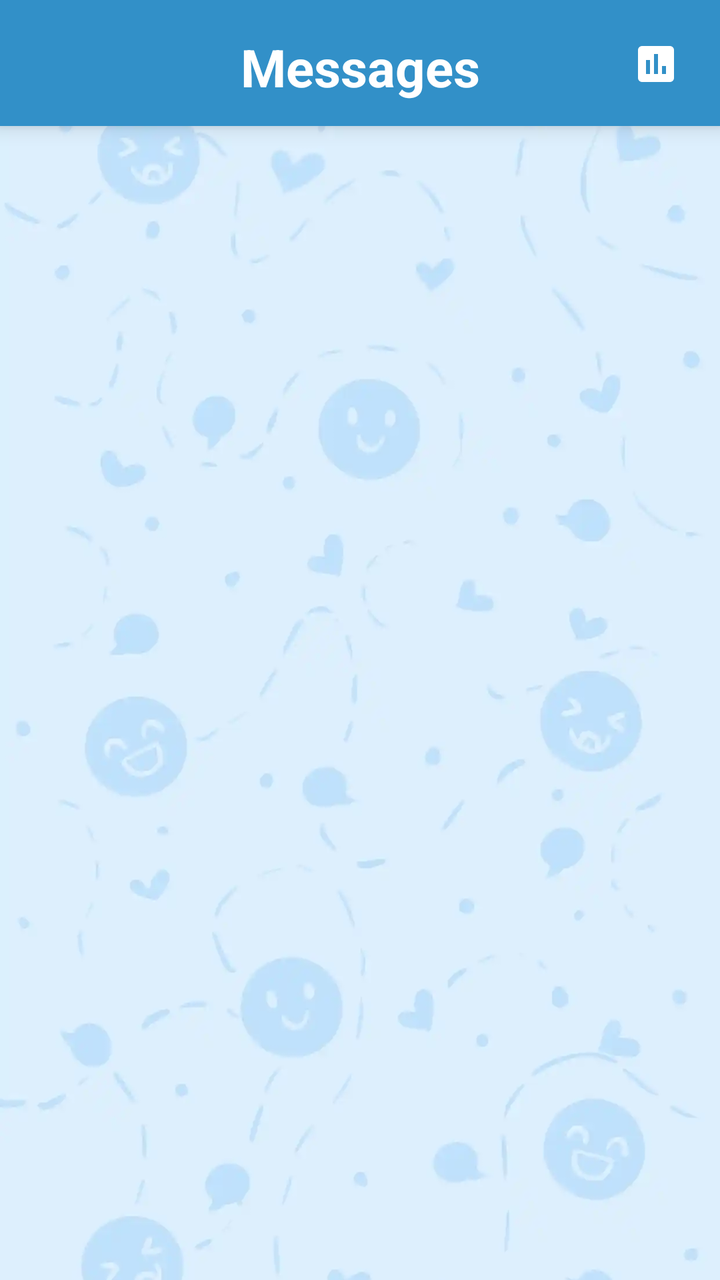
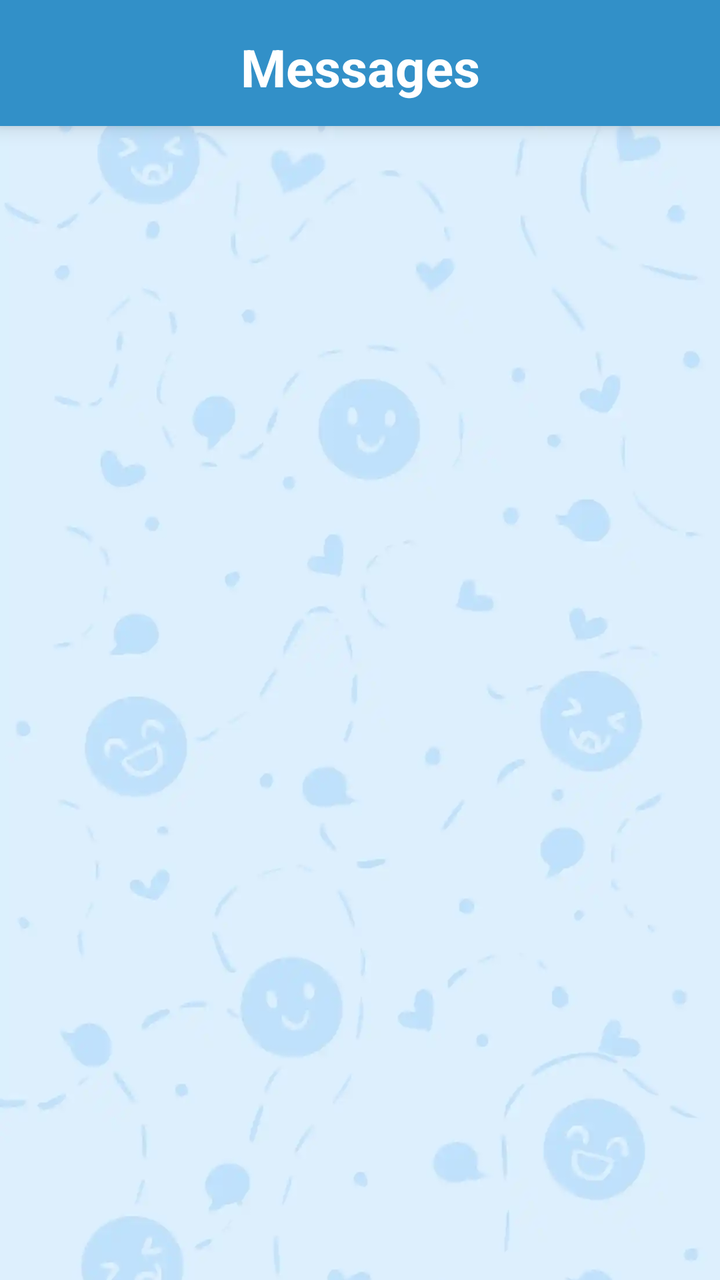

An Android layout rendered at two revisions. The XML below is the earlier revision; the diff shows what the commit changed to produce the second picture.
<!-- AndroidManifest.xml: application theme Theme.BetweenUs -->
<!-- res/layout/fragment_chat_list.xml -->
<?xml version="1.0" encoding="utf-8"?>
<androidx.constraintlayout.widget.ConstraintLayout xmlns:android="http://schemas.android.com/apk/res/android"
    xmlns:app="http://schemas.android.com/apk/res-auto"
    android:layout_width="match_parent"
    android:layout_height="match_parent"
    android:background="@color/white">
    <ImageView
        android:id="@+id/bgImage"
        android:layout_width="0dp"
        android:layout_height="0dp"
        android:scaleType="centerCrop"
        android:src="@drawable/bg"
        app:layout_constraintBottom_toBottomOf="parent"
        app:layout_constraintEnd_toEndOf="parent"
        app:layout_constraintStart_toStartOf="parent"
        app:layout_constraintTop_toTopOf="parent" />

    <ImageButton
        android:id="@+id/btn_generate_report"
        android:layout_width="64dp"
        android:layout_height="64dp"
        android:src="@drawable/stats_btn"
        android:background="@android:color/transparent"
        android:elevation="8dp"
        app:layout_constraintTop_toTopOf="parent"
        app:layout_constraintEnd_toEndOf="parent"
        app:tint="@color/white" />

    <TextView
        android:id="@+id/toolbar"
        android:layout_width="0dp"
        android:layout_height="wrap_content"
        android:text="Messages"
        android:textSize="26sp"
        android:textStyle="bold"
        android:gravity="center"
        android:paddingTop="16dp"
        android:paddingBottom="12dp"
        android:background="#3290c8"
        android:textColor="@color/white"
        android:elevation="6dp"
        app:layout_constraintTop_toTopOf="parent"
        app:layout_constraintStart_toStartOf="parent"
        app:layout_constraintEnd_toEndOf="parent"/>

    <androidx.recyclerview.widget.RecyclerView
        android:id="@+id/chatListRecyclerView"
        android:layout_width="match_parent"
        android:layout_height="0dp"
        app:layout_constraintBottom_toBottomOf="parent"
        app:layout_constraintTop_toBottomOf="@id/toolbar" />

</androidx.constraintlayout.widget.ConstraintLayout>
<!-- resources referenced by this layout -->
<resources>
  <color name="white">#FFFFFFFF</color>
  <!-- drawable bg: webp bitmap (drawable, 16506 bytes) -->
  <!-- drawable stats_btn (drawable) -->
  <vector xmlns:android="http://schemas.android.com/apk/res/android"
      android:width="24dp"
      android:height="24dp"
      android:viewportWidth="960"
      android:viewportHeight="960">
    <path
        android:pathData="M280,680h80v-280h-80v280ZM440,680h80v-400h-80v400ZM600,680h80v-160h-80v160ZM200,840q-33,0 -56.5,-23.5T120,760v-560q0,-33 23.5,-56.5T200,120h560q33,0 56.5,23.5T840,200v560q0,33 -23.5,56.5T760,840L200,840Z"
        android:fillColor="#e3e3e3"/>
  </vector>
  <style name="Theme.BetweenUs" parent="Theme.MaterialComponents.DayNight.NoActionBar">
          
          <item name="colorPrimary">@color/purple_500</item>
          <item name="colorPrimaryVariant">@color/purple_700</item>
          <item name="colorOnPrimary">@color/white</item>
          
          <item name="colorSecondary">@color/teal_200</item>
          <item name="colorSecondaryVariant">@color/teal_700</item>
          <item name="colorOnSecondary">@color/black</item>
          
          <item name="android:statusBarColor">?attr/colorPrimaryVariant</item>
          
      </style>
  <color name="purple_500">#FF6200EE</color>
  <color name="purple_700">#FF3700B3</color>
  <color name="teal_200">#FF03DAC5</color>
  <color name="teal_700">#FF018786</color>
  <color name="black">#FF000000</color>
</resources>

<!-- the commit's change to res/layout/fragment_chat_list.xml (unified diff, before → after) -->
@@ -15,16 +15,16 @@
         app:layout_constraintStart_toStartOf="parent"
         app:layout_constraintTop_toTopOf="parent" />
 
-    <ImageButton
-        android:id="@+id/btn_generate_report"
-        android:layout_width="64dp"
-        android:layout_height="64dp"
-        android:src="@drawable/stats_btn"
-        android:background="@android:color/transparent"
-        android:elevation="8dp"
-        app:layout_constraintTop_toTopOf="parent"
-        app:layout_constraintEnd_toEndOf="parent"
-        app:tint="@color/white" />
+
+
+
+
+
+
+
+
+
+
 
     <TextView
         android:id="@+id/toolbar"
<!-- resource entries referenced after the edit -->
@@ -2,16 +2,6 @@
 <resources>
   <color name="white">#FFFFFFFF</color>
   <!-- drawable bg: webp bitmap (drawable, 16506 bytes) -->
-  <!-- drawable stats_btn (drawable) -->
-  <vector xmlns:android="http://schemas.android.com/apk/res/android"
-      android:width="24dp"
-      android:height="24dp"
-      android:viewportWidth="960"
-      android:viewportHeight="960">
-    <path
-        android:pathData="M280,680h80v-280h-80v280ZM440,680h80v-400h-80v400ZM600,680h80v-160h-80v160ZM200,840q-33,0 -56.5,-23.5T120,760v-560q0,-33 23.5,-56.5T200,120h560q33,0 56.5,23.5T840,200v560q0,33 -23.5,56.5T760,840L200,840Z"
-        android:fillColor="#e3e3e3"/>
-  </vector>
   <style name="Theme.BetweenUs" parent="Theme.MaterialComponents.DayNight.NoActionBar">
           
           <item name="colorPrimary">@color/purple_500</item>
